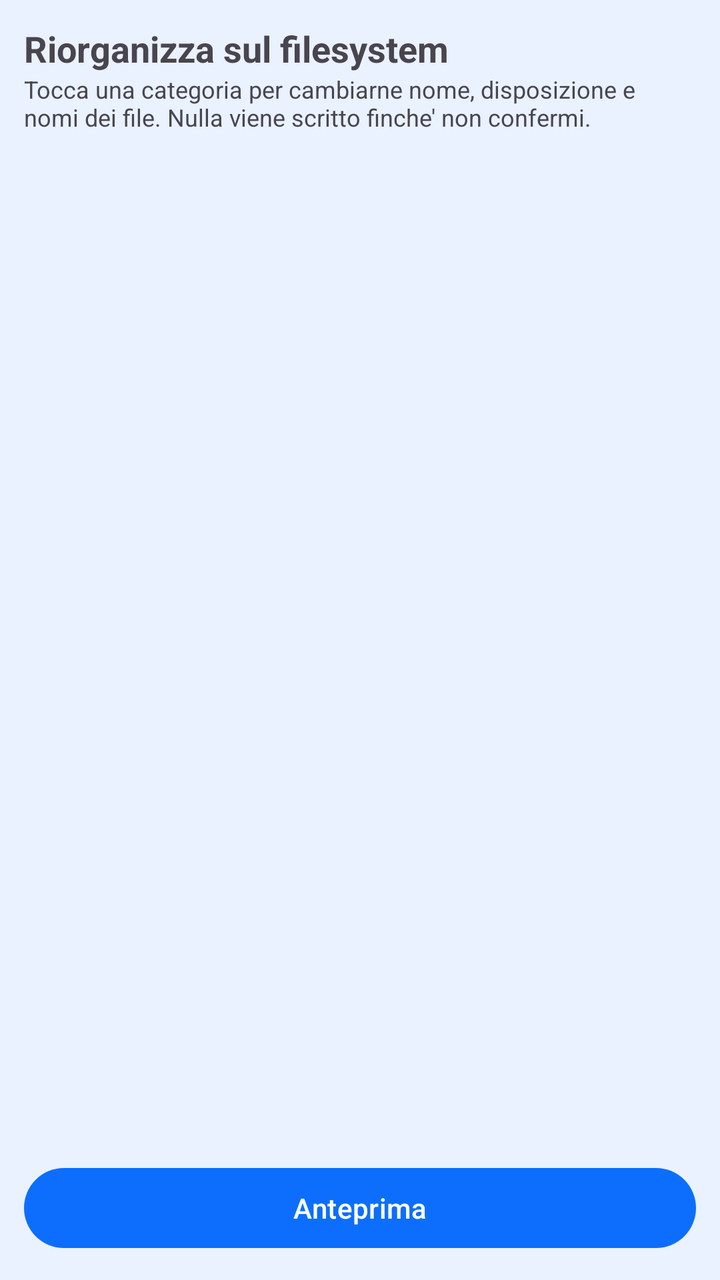
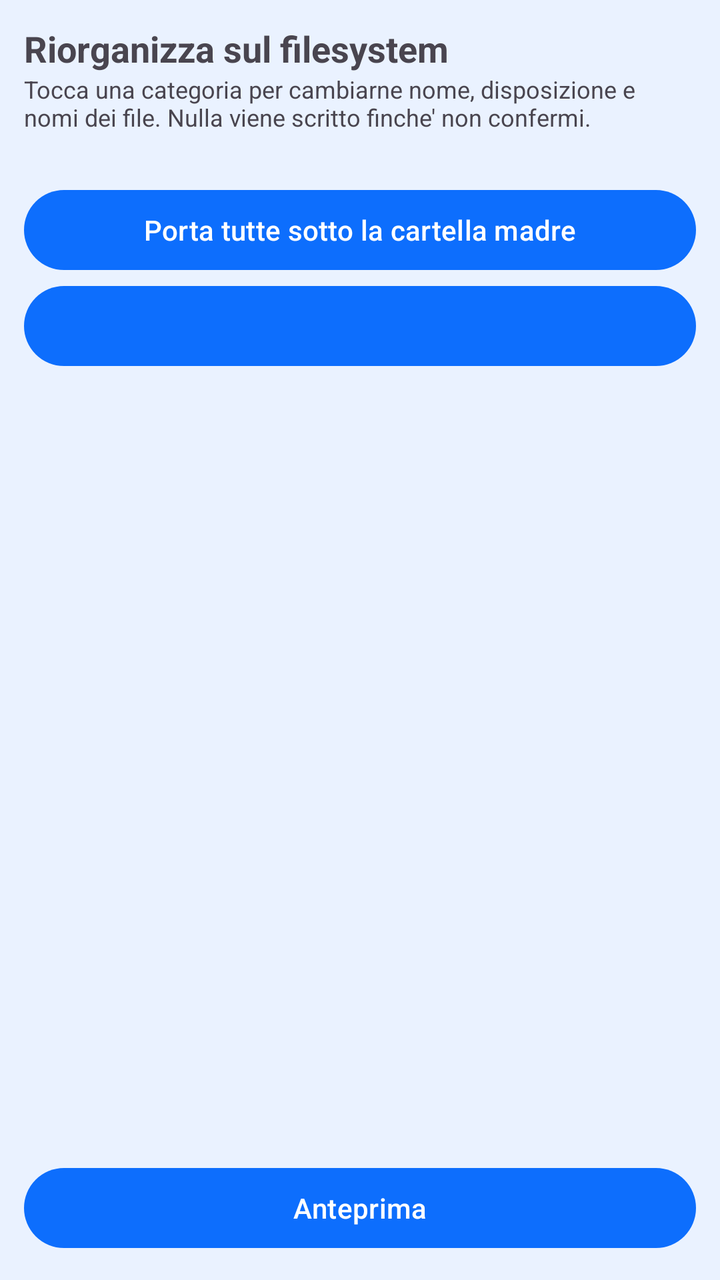

Screens rendered from an Android XML layout before and after an edit, with the pre-edit source and the edit as a unified diff.
<!-- AndroidManifest.xml: application theme Theme.Fotosistemis -->
<!-- res/layout/activity_reorganize.xml -->
<?xml version="1.0" encoding="utf-8"?>
<LinearLayout xmlns:android="http://schemas.android.com/apk/res/android"
    android:id="@+id/reorganizeRoot"
    android:layout_width="match_parent"
    android:layout_height="match_parent"
    android:orientation="vertical"
    android:padding="12dp">

    <TextView
        android:layout_width="match_parent"
        android:layout_height="wrap_content"
        android:text="@string/reorganize_title"
        android:textSize="18sp"
        android:textStyle="bold" />

    <TextView
        android:layout_width="match_parent"
        android:layout_height="wrap_content"
        android:layout_marginBottom="8dp"
        android:text="@string/reorganize_hint"
        android:textSize="12sp" />

    <ListView
        android:id="@+id/reorganizeList"
        android:layout_width="match_parent"
        android:layout_height="0dp"
        android:layout_weight="1" />

    <TextView
        android:id="@+id/reorganizeStatus"
        android:layout_width="match_parent"
        android:layout_height="wrap_content"
        android:layout_marginTop="8dp"
        android:textSize="12sp" />

    <Button
        android:id="@+id/reorganizeApplyButton"
        android:layout_width="match_parent"
        android:layout_height="wrap_content"
        android:text="@string/reorganize_preview" />
</LinearLayout>
<!-- resources referenced by this layout -->
<resources>
  <string name="reorganize_hint">Tocca una categoria per cambiarne nome, disposizione e nomi dei file. Nulla viene scritto finche\' non confermi.</string>
  <string name="reorganize_preview">Anteprima</string>
  <string name="reorganize_title">Riorganizza sul filesystem</string>
  <style name="Theme.Fotosistemis" parent="Base.Theme.Fotosistemis" />
  <style name="Base.Theme.Fotosistemis" parent="Theme.Material3.DayNight.NoActionBar">
          <item name="colorPrimary">@color/brand_blue</item>
          <item name="colorOnPrimary">@color/white</item>
          <item name="colorPrimaryContainer">@color/brand_blue_light</item>
          <item name="colorOnPrimaryContainer">@color/ink</item>
          <item name="colorSecondary">@color/brand_blue_dark</item>
          <item name="colorOnSecondary">@color/white</item>
  
          <item name="android:colorBackground">@color/surface_tint</item>
          <item name="colorSurface">@color/white</item>
          <item name="colorOnBackground">@color/ink</item>
          <item name="colorOnSurface">@color/ink</item>
          <item name="colorOnSurfaceVariant">@color/ink_muted</item>
          <item name="android:textColorPrimary">@color/ink</item>
          <item name="android:textColorSecondary">@color/ink_muted</item>
      </style>
  <color name="brand_blue">#0D6EFD</color>
  <color name="white">#FFFFFFFF</color>
  <color name="brand_blue_light">#CFE2FF</color>
  <color name="ink">#12233B</color>
  <color name="brand_blue_dark">#0A58CA</color>
  <color name="surface_tint">#EAF2FF</color>
  <color name="ink_muted">#41556F</color>
</resources>

<!-- the commit's change to res/layout/activity_reorganize.xml (unified diff, before → after) -->
@@ -20,6 +20,23 @@
         android:text="@string/reorganize_hint"
         android:textSize="12sp" />
 
+    <TextView
+        android:id="@+id/reorganizeRootLine"
+        android:layout_width="match_parent"
+        android:layout_height="wrap_content"
+        android:textSize="12sp" />
+
+    <Button
+        android:id="@+id/reorganizeRebaseButton"
+        android:layout_width="match_parent"
+        android:layout_height="wrap_content"
+        android:text="@string/reorganize_rebase" />
+
+    <Button
+        android:id="@+id/reorganizeShowAllButton"
+        android:layout_width="match_parent"
+        android:layout_height="wrap_content" />
+
     <ListView
         android:id="@+id/reorganizeList"
         android:layout_width="match_parent"
<!-- resource entries referenced after the edit -->
@@ -2,6 +2,7 @@
 <resources>
   <string name="reorganize_hint">Tocca una categoria per cambiarne nome, disposizione e nomi dei file. Nulla viene scritto finche\' non confermi.</string>
   <string name="reorganize_preview">Anteprima</string>
+  <string name="reorganize_rebase">Porta tutte sotto la cartella madre</string>
   <string name="reorganize_title">Riorganizza sul filesystem</string>
   <style name="Theme.Fotosistemis" parent="Base.Theme.Fotosistemis" />
   <style name="Base.Theme.Fotosistemis" parent="Theme.Material3.DayNight.NoActionBar">
